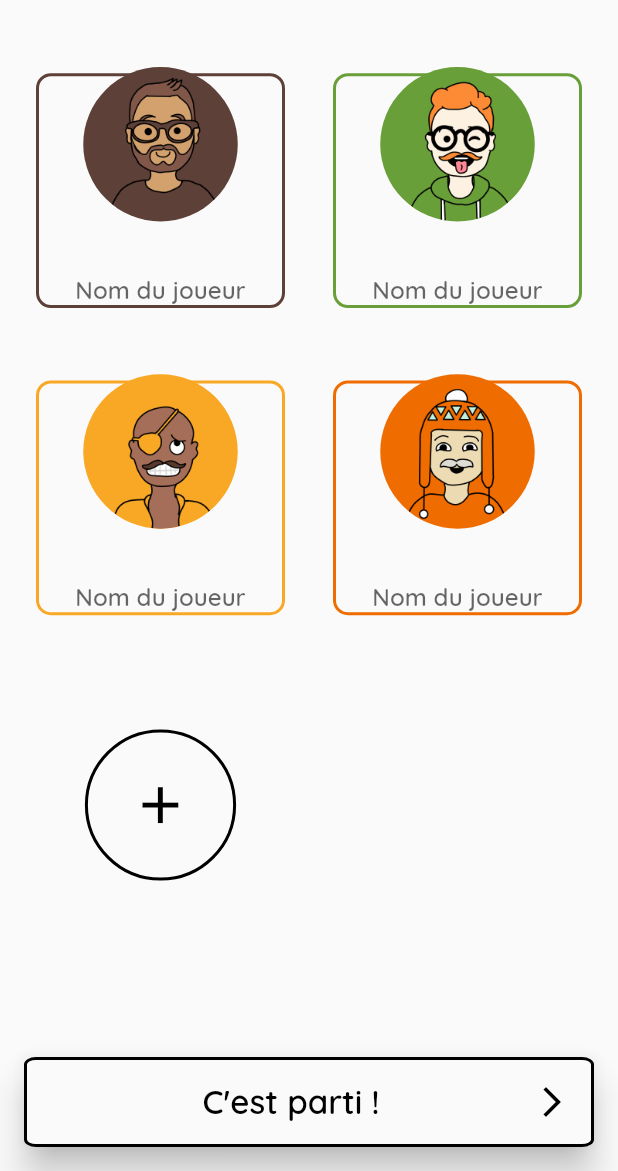
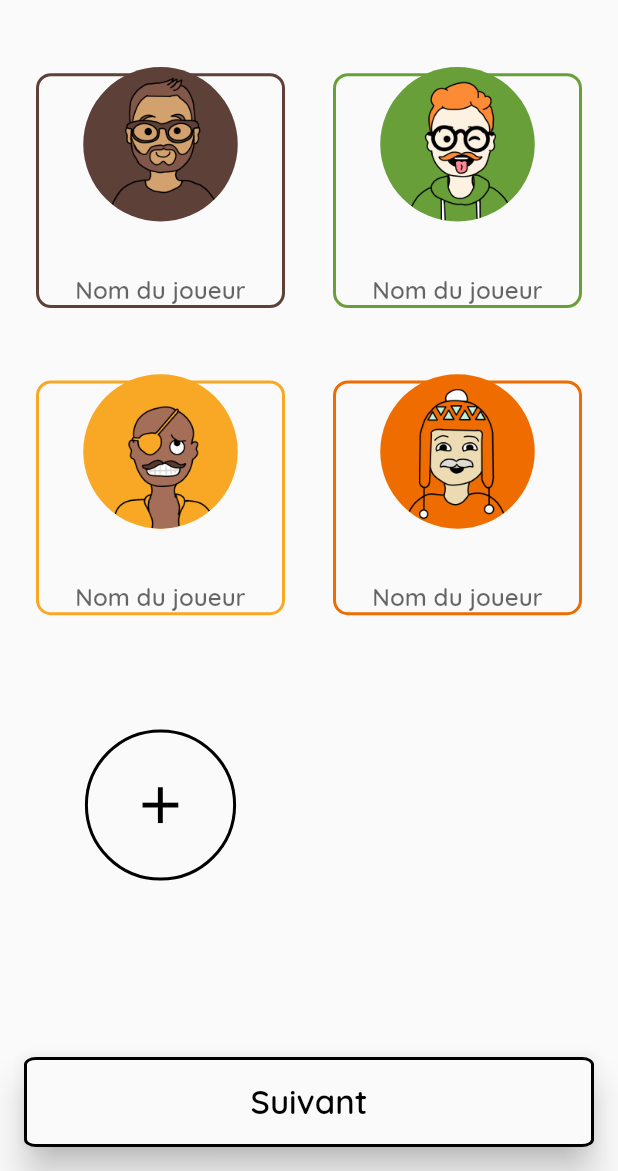
Before and after one commit to Zigotote/barbu_score, a Flutter app: the screen it shows after launch, after a tap on "Démarrer une partie", on a phone screen of 412 x 824 dp, the part 65-1236 px from its top. Run offline on Flutter 3.47's test engine with Material 2 defaults, Android fonts, the phone set to English and light mode, and no system bars; drawn by our look-alikes of flip_card; our stand-ins replace get, get_storage, sprintf, wakelock; missing offline and left inert: flutter_circular_text.

Commit message:
Add: prepare party page

```diff
--- a/lib/main.dart
+++ b/lib/main.dart
@@ -1,5 +1,6 @@
 import 'package:barbu_score/pages/my_rules.dart';
 import 'package:barbu_score/pages/my_settings.dart';
+import 'package:barbu_score/pages/prepare_party.dart';
 import 'package:barbu_score/utils/storage.dart';
 import 'package:flutter/material.dart';
 import 'package:get/get.dart';
@@ -54,6 +55,11 @@ class MyApp extends StatelessWidget {
           binding: CreatePlayersBinding(),
         ),
         GetPage(
+          name: Routes.PREPARE_PARTY,
+          page: () => PrepareParty(),
+          binding: PartyBinding(),
+        ),
+        GetPage(
           name: Routes.CHOOSE_CONTRACT,
           page: () => ChooseContract(),
           binding: PartyBinding(),
@@ -103,7 +109,8 @@ class Routes {
   static const HOME = "/";
   static const RULES = "/rules";
   static const SETTINGS = "/settings";
-  static const CREATE_PARTY = "/start_party";
+  static const CREATE_PARTY = "/create_party";
+  static const PREPARE_PARTY = "/prepare_party";
   static const CHOOSE_CONTRACT = "/choose_contract";
   static const BARBU_OR_NOLASTTRICK_SCORES = "/one_looser_contract_scores";
   static const DOMINO_SCORES = "/domino_scores";
--- a/lib/pages/create_party.dart
+++ b/lib/pages/create_party.dart
@@ -171,22 +171,12 @@ class CreateParty extends GetView<CreatePlayersController> {
   Widget _buildValidateButton() {
     return Obx(
       () => ElevatedButton(
-        child: Row(
-          children: [
-            Expanded(
-              child: Text(
-                "C'est parti !",
-                textAlign: TextAlign.center,
-              ),
-            ),
-            Icon(Icons.arrow_forward_ios)
-          ],
-        ),
+        child: Text("Suivant"),
         onPressed: controller.isValid
             ? () {
                 if (_formKey.currentState!.validate()) {
                   MyStorage().saveNbPlayers(controller.nbPlayers);
-                  Get.toNamed(Routes.CHOOSE_CONTRACT);
+                  Get.toNamed(Routes.PREPARE_PARTY);
                 }
               }
             : null,
--- a/lib/pages/my_home.dart
+++ b/lib/pages/my_home.dart
@@ -15,14 +15,12 @@ class MyHome extends GetView {
   _loadParty(PartyController previousParty) {
     Get.deleteAll();
     Get.put(previousParty);
-    Get.toNamed(Routes.CHOOSE_CONTRACT);
-    Wakelock.enable();
+    Get.toNamed(Routes.PREPARE_PARTY);
   }
 
   /// Starts a new party
   _startParty() {
     Get.toNamed(Routes.CREATE_PARTY);
-    Wakelock.enable();
   }
 
   /// Builds the widgets to load a saved party
--- a/lib/theme/my_themes.dart
+++ b/lib/theme/my_themes.dart
@@ -8,12 +8,11 @@ class MyThemes {
 
   static final successColor = Colors.green;
 
-  static final _baseTheme = (ThemeData baseTheme) =>
-      baseTheme.copyWith(
+  static final _baseTheme = (ThemeData baseTheme) => baseTheme.copyWith(
         textTheme: baseTheme.textTheme
             .copyWith(
               subtitle2: TextStyle(
-            fontSize: 18,
+                fontSize: 20,
                 color: baseTheme.colorScheme.onSurface,
               ),
             )
--- a/pubspec.yaml
+++ b/pubspec.yaml
@@ -32,6 +32,7 @@ dependencies:
   sprintf: ^6.0.0
   get_storage: ^2.0.3
   wakelock: ^0.6.2
+  flutter_circular_text: ^0.3.1
 
 dev_dependencies:
   flutter_launcher_icons: ^0.10.0
```
Also changed, not shown: lib/pages/prepare_party.dart (added, +162 -0 lines), 1 other file. Lines whose indentation alone changed are shown as unchanged.
